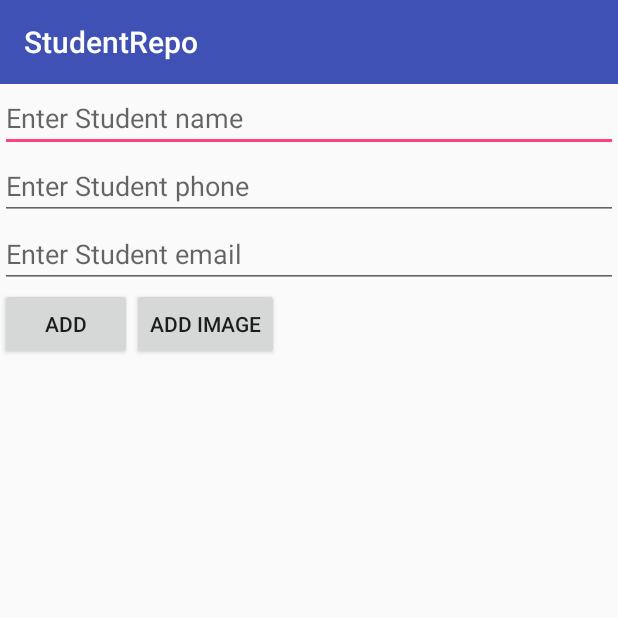
After one commit to mhd-zulqarnain/Udacity_Project, an Android app: the StudentAddActivity screen opened directly, with no data from a screen before it, on a phone screen of 412 x 824 dp, the top half of it. The commit adds this screen. Run offline under Robolectric (Android 15) with nearby library versions, the phone set to English and light mode, and no system bars.

Commit message:
task done

```diff
--- a/StudentRepo/app/build.gradle
+++ b/StudentRepo/app/build.gradle
@@ -25,11 +25,12 @@ dependencies {
         exclude group: 'com.android.support', module: 'support-annotations'
     })
     compile 'com.android.support:appcompat-v7:26.0.0-alpha1'
-    testCompile 'junit:junit:4.12'
     compile 'com.android.support:recyclerview-v7:26.0.0-alpha1'
     compile 'com.squareup.retrofit2:retrofit:2.3.0'
     compile 'com.squareup.retrofit2:converter-gson:2.1.0'
     compile 'com.squareup.picasso:picasso:2.5.2'
     compile 'com.android.support:cardview-v7:26.0.0-alpha1'
     compile 'com.android.support:design:26.0.0-alpha1'
+    compile 'com.android.support.constraint:constraint-layout:+'
+    testCompile 'junit:junit:4.12'
 }
--- a/StudentRepo/app/src/main/java/com/example/zulqarnain/studentrepo/ui/SingleFragmentActivity.java
+++ b/StudentRepo/app/src/main/java/com/example/zulqarnain/studentrepo/ui/SingleFragmentActivity.java
@@ -5,6 +5,8 @@ import android.support.annotation.Nullable;
 import android.support.v4.app.Fragment;
 import android.support.v4.app.FragmentActivity;
 import android.support.v4.app.FragmentManager;
+import android.support.v7.app.AppCompatActivity;
+import android.support.v7.widget.Toolbar;
 
 import com.example.zulqarnain.studentrepo.R;
 
@@ -12,21 +14,22 @@ import com.example.zulqarnain.studentrepo.R;
  * Created by Zul Qarnain on 9/29/2017.
  */
 
-public abstract class SingleFragmentActivity extends FragmentActivity {
+public abstract class SingleFragmentActivity extends AppCompatActivity {
 
     public abstract Fragment createFragment();
 
     @Override
     public void onCreate(@Nullable Bundle savedInstanceState) {
         super.onCreate(savedInstanceState);
-        setContentView(R.layout.activity_main);
+        setContentView(R.layout.activity_student);
+        Toolbar toolbar = (Toolbar) findViewById(R.id.toolbar);
+        setSupportActionBar(toolbar);
+        FragmentManager manager = getSupportFragmentManager();
+        Fragment fragment = manager.findFragmentById(R.id.student_container);
 
-        FragmentManager manager = getSupportFragmentManager();
-        Fragment fragment = manager.findFragmentById(R.id.activity_main);
-
-        if(fragment!=null){
+        if(fragment==null){
             fragment = createFragment();
-            manager.beginTransaction().add(R.id.activity_main,fragment).commit();
+            manager.beginTransaction().add(R.id.student_container,fragment).commit();
         }
     }
 }
--- /dev/null
+++ b/StudentRepo/app/src/main/java/com/example/zulqarnain/studentrepo/ui/activities/StudentAddActivity.java
@@ -0,0 +1,26 @@
+package com.example.zulqarnain.studentrepo.ui.activities;
+
+import android.content.Context;
+import android.content.Intent;
+import android.support.v4.app.Fragment;
+
+import com.example.zulqarnain.studentrepo.ui.SingleFragmentActivity;
+import com.example.zulqarnain.studentrepo.ui.fragments.StudentAddFragment;
+
+/**
+ * Created by Zul Qarnain on 9/29/2017.
+ */
+
+public class StudentAddActivity extends SingleFragmentActivity {
+
+    public static Intent newIntent(Context pkg){
+        Intent intent = new Intent(pkg,StudentAddActivity.class);
+        return intent;
+    }
+
+    @Override
+    public Fragment createFragment() {
+
+        return StudentAddFragment.newInstance();
+    }
+}
--- /dev/null
+++ b/StudentRepo/app/src/main/java/com/example/zulqarnain/studentrepo/ui/fragments/StudentAddFragment.java
@@ -0,0 +1,125 @@
+package com.example.zulqarnain.studentrepo.ui.fragments;
+
+import android.app.Activity;
+import android.content.Intent;
+import android.graphics.Bitmap;
+import android.net.Uri;
+import android.os.Bundle;
+import android.provider.MediaStore;
+import android.support.annotation.Nullable;
+import android.support.v4.app.Fragment;
+import android.support.v4.app.RemoteInput;
+import android.util.Log;
+import android.view.LayoutInflater;
+import android.view.View;
+import android.view.ViewGroup;
+import android.widget.Button;
+import android.widget.ImageView;
+import android.widget.TextView;
+
+import com.example.zulqarnain.studentrepo.R;
+import com.example.zulqarnain.studentrepo.database.StudentDbHelper;
+import com.example.zulqarnain.studentrepo.ui.activities.StudentViewActivity;
+import com.example.zulqarnain.studentrepo.ui.adapters.AdapterCallBack;
+import com.example.zulqarnain.studentrepo.utilities.ImgProcess;
+import com.example.zulqarnain.studentrepo.utilities.Messege;
+
+/**
+ * Created by Zul Qarnain on 9/29/2017.
+ */
+
+public class StudentAddFragment extends Fragment implements View.OnClickListener {
+
+    private TextView mStdName;
+    private TextView mStdEmail;
+    private TextView mStdPhone;
+    private ImageView mStdImg;
+
+    private Button btnImgAdd;
+    private Button btnStdAdd;
+
+    private final static int REQUEST_IMAGE_CODE = 1;
+    private StudentDbHelper dbh;
+    private String imgStringForm="";
+
+    public static StudentAddFragment newInstance() {
+        return new StudentAddFragment();
+    }
+
+    @Nullable
+    @Override
+    public View onCreateView(LayoutInflater inflater, @Nullable ViewGroup container, @Nullable Bundle savedInstanceState) {
+        View view = inflater.inflate(R.layout.student_add_fragement, container, false);
+        mStdName = view.findViewById(R.id.ed_std_name);
+        mStdEmail = view.findViewById(R.id.ed_std_email);
+        mStdPhone = view.findViewById(R.id.ed_std_phone);
+        mStdImg = view.findViewById(R.id.imgview_std);
+
+        btnImgAdd = view.findViewById(R.id.std_add_img_btn);
+        btnStdAdd = view.findViewById(R.id.std_add_btn);
+        btnImgAdd.setOnClickListener(this);
+        btnStdAdd.setOnClickListener(this);
+        return view;
+    }
+
+    @Override
+    public void onViewCreated(View view, @Nullable Bundle savedInstanceState) {
+        super.onViewCreated(view, savedInstanceState);
+
+        dbh = new StudentDbHelper(getContext());
+    }
+
+    @Override
+    public void onClick(View view) {
+
+        switch (view.getId()) {
+            case R.id.std_add_img_btn:
+                imageIntent();
+                break;
+            case R.id.std_add_btn:
+                addData();
+                break;
+        }
+    }
+
+    public void imageIntent() {
+        Intent intent = new Intent();
+        intent.setType("image/*");
+        intent.setAction(intent.ACTION_GET_CONTENT);
+        startActivityForResult(intent, REQUEST_IMAGE_CODE);
+    }
+
+    public void addData() {
+        String name = mStdName.getText().toString();
+        String email = mStdEmail.getText().toString();
+        String phone = mStdPhone.getText().toString();
+        if (!name.equals("") && !phone.equals("") && !email.equals("") && !imgStringForm.equals("")) {
+            long i = dbh.insetData(name, phone, email, imgStringForm);
+            Messege.messege(getActivity(), " " + i);
+            Intent intent = StudentViewActivity.newIntent(getActivity());
+            startActivity(intent);
+        } else {
+            Messege.messege(getActivity(), "Fill all the fileds");
+        }
+    }
+
+    @Override
+    public void onActivityResult(int requestCode, int resultCode, Intent data) {
+        super.onActivityResult(requestCode, resultCode, data);
+        if (requestCode == REQUEST_IMAGE_CODE && resultCode == Activity.RESULT_OK && data != null) {
+            Uri path = data.getData();
+            try {
+                Bitmap bitmap = MediaStore.Images.Media.getBitmap(getContext().getContentResolver(), path);
+                imgStringForm = ImgProcess.imgToString(bitmap);
+                mStdImg.setImageBitmap(bitmap);
+
+            } catch (Exception e) {
+                Log.d("Error", "onActivityResult: " + e);
+            }
+
+        }
+    }
+
+
+
+}
--- /dev/null
+++ b/StudentRepo/app/src/main/res/layout/activity_student.xml
@@ -0,0 +1,14 @@
+<?xml version="1.0" encoding="utf-8"?>
+<LinearLayout xmlns:android="http://schemas.android.com/apk/res/android"
+    xmlns:tools="http://schemas.android.com/tools"
+    android:id="@+id/student_container"
+    android:layout_width="match_parent"
+    android:layout_height="match_parent"
+    android:orientation="vertical"
+    >
+
+    <include
+        layout="@layout/tool_bar_layout"/>
+
+
+</LinearLayout>
--- a/StudentRepo/app/src/main/res/layout/single_row_view.xml
+++ b/StudentRepo/app/src/main/res/layout/single_row_view.xml
@@ -51,7 +51,7 @@
                 android:layout_width="wrap_content"
                 android:layout_height="wrap_content"
                 android:text="@string/delete_button"
-
+                android:id="@+id/btn_dlt"
                 android:layout_alignBottom="@+id/std_email"
                 android:layout_alignParentRight="true"
                 android:layout_alignParentEnd="true"
--- /dev/null
+++ b/StudentRepo/app/src/main/res/layout/student_add_fragement.xml
@@ -0,0 +1,47 @@
+<?xml version="1.0" encoding="utf-8"?>
+<LinearLayout xmlns:android="http://schemas.android.com/apk/res/android"
+    android:layout_width="match_parent"
+    android:layout_height="match_parent"
+    android:orientation="vertical"
+    >
+
+    <EditText
+        android:id="@+id/ed_std_name"
+        android:layout_width="match_parent"
+        android:layout_height="wrap_content"
+        android:hint="@string/Student_name" />
+
+    <EditText
+        android:id="@+id/ed_std_phone"
+        android:layout_width="match_parent"
+        android:layout_height="wrap_content"
+        android:hint="@string/Student_phone" />
+
+    <EditText
+        android:id="@+id/ed_std_email"
+        android:layout_width="match_parent"
+        android:layout_height="wrap_content"
+        android:hint="@string/Student_email" />
+    <LinearLayout
+        android:layout_width="wrap_content"
+        android:layout_height="wrap_content"
+        android:orientation="horizontal">
+        <Button
+            android:id="@+id/std_add_btn"
+            android:layout_width="wrap_content"
+            android:layout_height="wrap_content"
+            android:text="@string/add_button" />
+        <Button
+            android:id="@+id/std_add_img_btn"
+            android:layout_width="wrap_content"
+            android:layout_height="wrap_content"
+            android:text="@string/add_image"/>
+    </LinearLayout>
+
+    <ImageView
+        android:layout_width="150dp"
+        android:layout_height="150dp"
+        android:layout_gravity="center"
+        android:id="@+id/imgview_std"
+        />
+</LinearLayout>
--- a/StudentRepo/app/src/main/res/values/strings.xml
+++ b/StudentRepo/app/src/main/res/values/strings.xml
@@ -1,5 +1,12 @@
 <resources>
     <string name="app_name">StudentRepo</string>
     <string name="delete_button">Delete</string>
+    <string name="add_button">Add</string>
+    <string name="view_button">View</string>
+    <string name="add_image">Add Image</string>
+    <string name="Student_name">Enter Student name</string>
+    <string name="Student_email">Enter Student email</string>
+    <string name="Student_phone">Enter Student phone</string>
+
 
 </resources>
```
Also changed, not shown: StudentRepo/app/src/main/AndroidManifest.xml (+6 -2 lines), StudentRepo/app/src/main/java/com/example/zulqarnain/studentrepo/database/StudentDbHelper.java (+10 -5 lines), StudentRepo/app/src/main/java/com/example/zulqarnain/studentrepo/ui/MainActivity.java (deleted, +0 -87 lines), StudentRepo/app/src/main/java/com/example/zulqarnain/studentrepo/ui/activities/MainActivity.java (added, +42 -0 lines), StudentRepo/app/src/main/java/com/example/zulqarnain/studentrepo/ui/activities/StudentViewActivity.java (added, +22 -0 lines), StudentRepo/app/src/main/java/com/example/zulqarnain/studentrepo/ui/adapters/AdapterCallBack.java (added, +9 -0 lines), StudentRepo/app/src/main/java/com/example/zulqarnain/studentrepo/ui/adapters/AddRecordActivity.java (deleted, +0 -16 lines), StudentRepo/app/src/main/java/com/example/zulqarnain/studentrepo/ui/adapters/StudentRecycler.java (+36 -5 lines), StudentRepo/app/src/main/java/com/example/zulqarnain/studentrepo/ui/fragments/StudentViewFragment.java (renamed from StudentRepo/app/src/main/java/com/example/zulqarnain/studentrepo/ui/StudentViewFragment.java, +17 -20 lines), StudentRepo/app/src/main/res/layout/activity_main.xml (+9 -19 lines).
